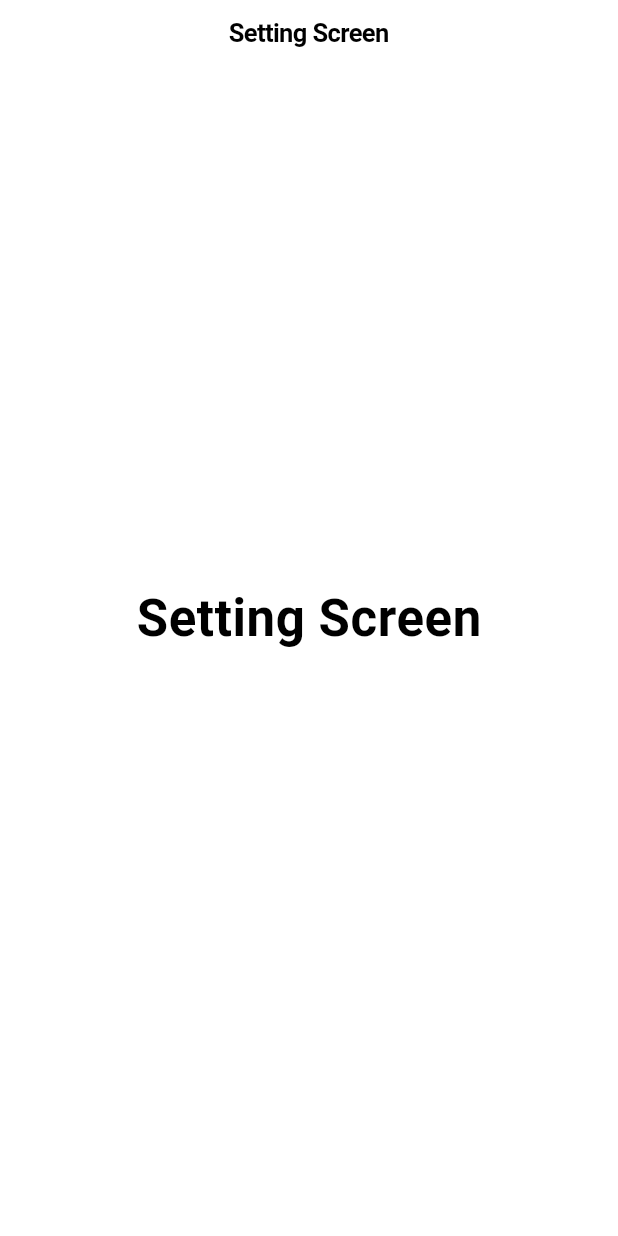
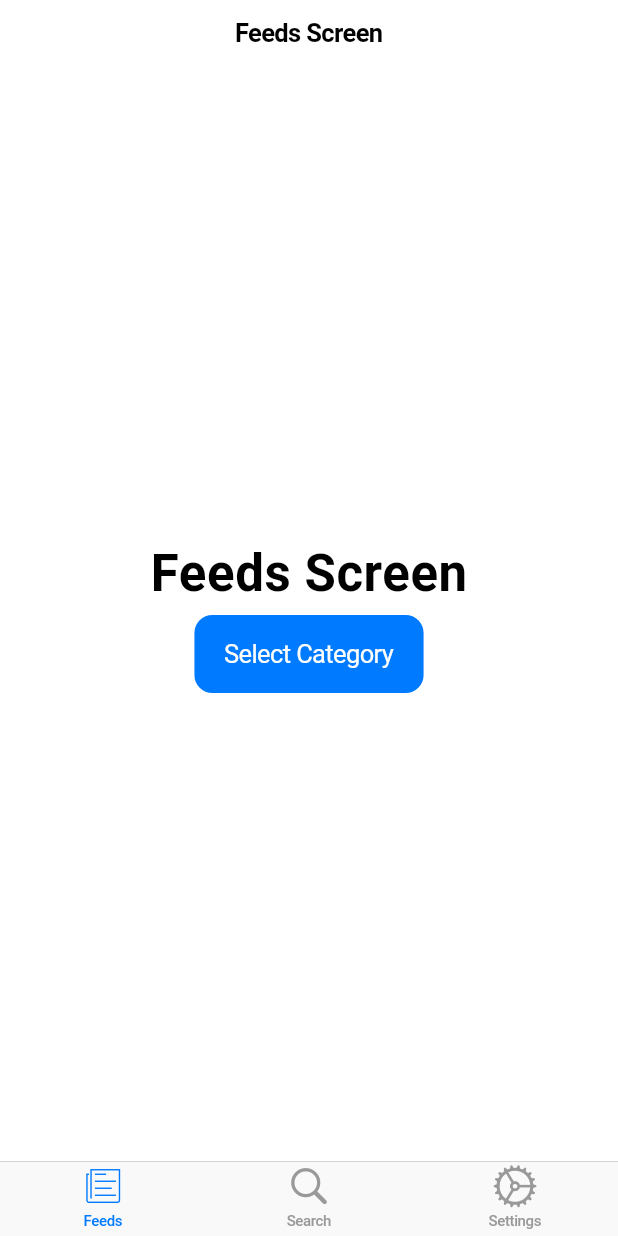
Before and after one commit to wildanniam/dicoding-labs, a Flutter app: the screen it shows after launch, on a phone screen of 412 x 824 dp. Run offline on Flutter 3.47's test engine with Material 3 defaults, Android fonts, the light colour scheme and no system bars.

Commit message:
cupertino app for ios

```diff
--- /dev/null
+++ b/cupertino_app/lib/feeds_screen.dart
@@ -0,0 +1,75 @@
+import 'package:cupertino_app/my_route.dart';
+import 'package:flutter/cupertino.dart';
+
+class FeedsScreen extends StatelessWidget {
+  const FeedsScreen({
+    super.key,
+  });
+
+  @override
+  Widget build(BuildContext context) {
+    return CupertinoPageScaffold(
+      navigationBar: const CupertinoNavigationBar(
+        middle: Text("Feeds Screen"),
+      ),
+      child: Center(
+        child: Column(
+          mainAxisAlignment: MainAxisAlignment.center,
+          children: [
+            Text(
+              "Feeds Screen",
+              style:
+                  CupertinoTheme.of(context).textTheme.navLargeTitleTextStyle,
+            ),
+            SizedBox.square(
+              dimension: 8,
+            ),
+            CupertinoButton.filled(
+                child: Text("Select Category"),
+                onPressed: () {
+                  _openDialog(context);
+                })
+          ],
+        ),
+      ),
+    );
+  }
+}
+
+void _openDialog(BuildContext context) {
+  showCupertinoModalPopup(
+    context: context,
+    builder: (context) {
+      return CupertinoActionSheet(
+        title: const Text('Select Categories'),
+        actions: [
+          CupertinoActionSheetAction(
+            onPressed: () {
+              Navigator.pushNamed(context, MyRoute.category.name,
+                  arguments: 'Technology');
+            },
+            child: const Text('Technology'),
+          ),
+          CupertinoActionSheetAction(
+            onPressed: () {
+              Navigator.pushNamed(context, MyRoute.category.name,
+                  arguments: 'Business');
+            },
+            child: const Text('Business'),
+          ),
+          CupertinoActionSheetAction(
+            onPressed: () {
+              Navigator.pushNamed(context, MyRoute.category.name,
+                  arguments: 'Sport');
+            },
+            child: const Text('Sport'),
+          ),
+        ],
+        cancelButton: CupertinoActionSheetAction(
+          child: const Text('Close'),
+          onPressed: () => Navigator.pop(context),
+        ),
+      );
+    },
+  );
+}
--- /dev/null
+++ b/cupertino_app/lib/home_screen.dart
@@ -0,0 +1,35 @@
+import 'package:cupertino_app/feeds_screen.dart';
+import 'package:cupertino_app/search_screen.dart';
+import 'package:cupertino_app/setting_screen.dart';
+import 'package:flutter/cupertino.dart';
+
+class HomeScreen extends StatelessWidget {
+  const HomeScreen({super.key});
+
+  @override
+  Widget build(BuildContext context) {
+    return CupertinoTabScaffold(
+      tabBar: CupertinoTabBar(items: const [
+        BottomNavigationBarItem(
+          icon: Icon(CupertinoIcons.news),
+          label: 'Feeds',
+        ),
+        BottomNavigationBarItem(
+          icon: Icon(CupertinoIcons.search),
+          label: 'Search',
+        ),
+        BottomNavigationBarItem(
+          icon: Icon(CupertinoIcons.settings),
+          label: 'Settings',
+        ),
+      ]),
+      tabBuilder: (context, index) {
+        return switch (index) {
+          1 => const SearchScreen(),
+          2 => const SettingScreen(),
+          _ => const FeedsScreen()
+        };
+      },
+    );
+  }
+}
--- a/cupertino_app/lib/main.dart
+++ b/cupertino_app/lib/main.dart
@@ -1,4 +1,6 @@
-import 'package:cupertino_app/setting_screen.dart';
+import 'package:cupertino_app/category_screen.dart';
+import 'package:cupertino_app/home_screen.dart';
+import 'package:cupertino_app/my_route.dart';
 import 'package:flutter/cupertino.dart';
 
 void main(List<String> args) {
@@ -15,17 +17,14 @@ class MyApp extends StatelessWidget {
       theme: const CupertinoThemeData(
         primaryColor: CupertinoColors.systemBlue,
       ),
-      home: SettingScreen(),
+      initialRoute: MyRoute.home.name,
+      routes: {
+        MyRoute.home.name: (context) => const HomeScreen(),
+        MyRoute.category.name: (context) => CategoryScreen(
+              selectedCategory:
+                  ModalRoute.of(context)?.settings.arguments as String,
+            )
+      },
     );
   }
 }
-
-class MyHomePage extends StatelessWidget {
-  const MyHomePage({super.key, required this.title});
-  final String title;
-
-  @override
-  Widget build(BuildContext context) {
-    return const Placeholder();
-  }
-}
--- /dev/null
+++ b/cupertino_app/lib/my_route.dart
@@ -0,0 +1,7 @@
+enum MyRoute {
+  home("/"),
+  category("category");
+
+  const MyRoute(this.name);
+  final String name;
+}
```
Also changed, not shown: cupertino_app/lib/category_screen.dart (added, +25 -0 lines), cupertino_app/lib/search_screen.dart (added, +22 -0 lines), cupertino_app/lib/setting_screen.dart (+25 -5 lines).
